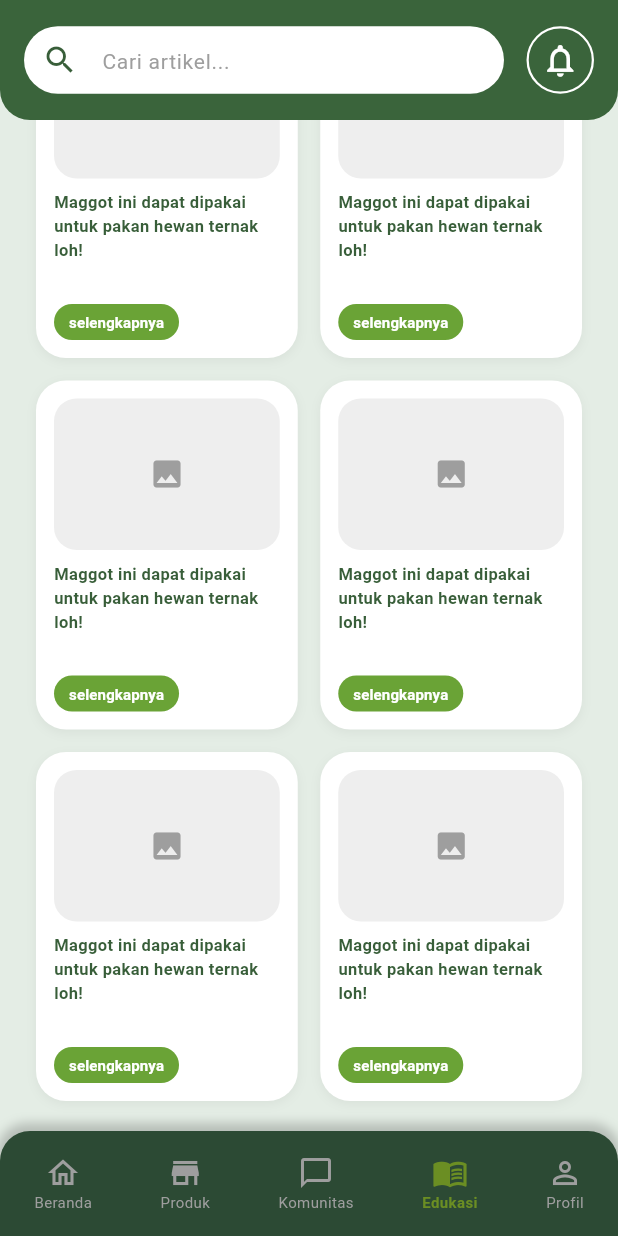
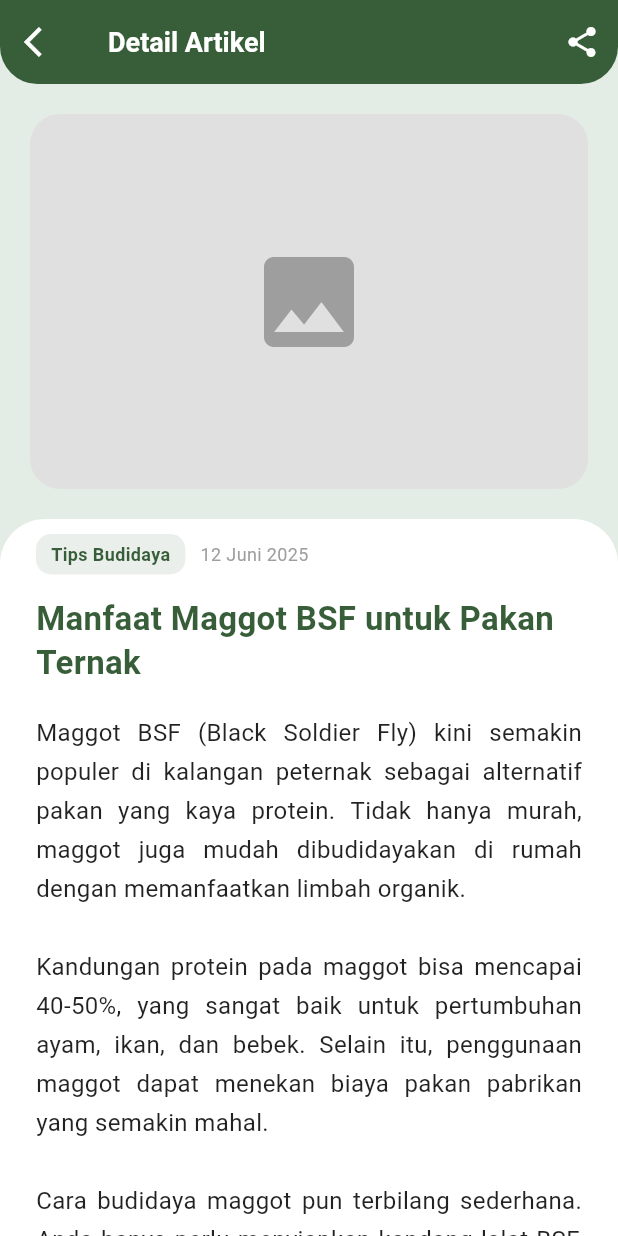
Before and after one commit to ameliawaruwu/Go-Maggot-Flutter, a Flutter app: the EdukasiPage screen opened by its route, scrolled down 463 dp, after a tap on "selengkapnya", on a phone screen of 412 x 824 dp. Run offline on Flutter 3.47's test engine with Material 3 defaults, Android fonts, the phone set to English and light mode, and no system bars.

Commit message:
revisi halaman bagian amel

```diff
--- /dev/null
+++ b/lib/artikel_detail.dart
@@ -0,0 +1,136 @@
+import 'package:flutter/material.dart';
+
+class ArtikelDetailPage extends StatelessWidget {
+  const ArtikelDetailPage({super.key});
+
+  @override
+  Widget build(BuildContext context) {
+    // --- PALET WARNA ---
+    const Color primaryDarkGreen = Color(0xFF385E39); // Hijau Tua
+    const Color lightCardGreen = Color(0xFFE4EDE5);   // Hijau Pucat (Background)
+
+    return Scaffold(
+      backgroundColor: lightCardGreen, // Background Hijau Pucat
+
+      // --- HEADER ---
+      appBar: AppBar(
+        backgroundColor: primaryDarkGreen,
+        elevation: 0,
+        leading: IconButton(
+          icon: const Icon(Icons.arrow_back_ios, color: Colors.white),
+          onPressed: () => Navigator.pop(context),
+        ),
+        title: const Text(
+          "Detail Artikel",
+          style: TextStyle(color: Colors.white, fontSize: 18, fontWeight: FontWeight.bold),
+        ),
+        // Lengkungan bawah header
+        shape: const RoundedRectangleBorder(
+          borderRadius: BorderRadius.vertical(
+            bottom: Radius.circular(25),
+          ),
+        ),
+        actions: [
+          IconButton(
+            icon: const Icon(Icons.share, color: Colors.white),
+            onPressed: () {
+              // Fitur share nanti
+            },
+          ),
+        ],
+      ),
+
+      // --- BODY ---
+      body: SingleChildScrollView(
+        child: Column(
+          crossAxisAlignment: CrossAxisAlignment.start,
+          children: [
+            // 1. GAMBAR UTAMA
+            Container(
+              height: 250,
+              width: double.infinity,
+              margin: const EdgeInsets.all(20),
+              decoration: BoxDecoration(
+                borderRadius: BorderRadius.circular(20),
+                color: Colors.grey.shade300, // Placeholder
+                // image: const DecorationImage(image: AssetImage('assets/images/article_sample.png'), fit: BoxFit.cover,),
+              ),
+              child: ClipRRect(
+                borderRadius: BorderRadius.circular(20),
+                child: const Center(
+                  child: Icon(Icons.image, size: 80, color: Colors.grey),
+                ),
+              ),
+            ),
+
+            // 2. KONTEN TEKS
+            Container(
+              padding: const EdgeInsets.symmetric(horizontal: 24, vertical: 10),
+              width: double.infinity,
+              decoration: const BoxDecoration(
+                color: Colors.white,
+                borderRadius: BorderRadius.only(
+                  topLeft: Radius.circular(30),
+                  topRight: Radius.circular(30),
+                ),
+              ),
+              child: Column(
+                crossAxisAlignment: CrossAxisAlignment.start,
+                children: [
+                  // Tanggal & Kategori
+                  Row(
+                    children: [
+                      Container(
+                        padding: const EdgeInsets.symmetric(horizontal: 10, vertical: 5),
+                        decoration: BoxDecoration(
+                          color: primaryDarkGreen.withOpacity(0.1),
+                          borderRadius: BorderRadius.circular(10),
+                        ),
+                        child: const Text(
+                          "Tips Budidaya",
+                          style: TextStyle(color: primaryDarkGreen, fontWeight: FontWeight.bold, fontSize: 12),
+                        ),
+                      ),
+                      const SizedBox(width: 10),
+                      const Text(
+                        "12 Juni 2025",
+                        style: TextStyle(color: Colors.grey, fontSize: 12),
+                      ),
+                    ],
+                  ),
+                  const SizedBox(height: 15),
+
+                  // Judul Artikel
+                  const Text(
+                    "Manfaat Maggot BSF untuk Pakan Ternak",
+                    style: TextStyle(
+                      fontSize: 22,
+                      fontWeight: FontWeight.bold,
+                      color: primaryDarkGreen,
+                      height: 1.3,
+                    ),
+                  ),
+                  const SizedBox(height: 20),
+
+                  // Isi Artikel (Dummy Text)
+                  const Text(
+                    "Maggot BSF (Black Soldier Fly) kini semakin populer di kalangan peternak sebagai alternatif pakan yang kaya protein. Tidak hanya murah, maggot juga mudah dibudidayakan di rumah dengan memanfaatkan limbah organik.\n\n"
+                    "Kandungan protein pada maggot bisa mencapai 40-50%, yang sangat baik untuk pertumbuhan ayam, ikan, dan bebek. Selain itu, penggunaan maggot dapat menekan biaya pakan pabrikan yang semakin mahal.\n\n"
+                    "Cara budidaya maggot pun terbilang sederhana. Anda hanya perlu menyiapkan kandang lalat BSF, media penetasan telur, dan biopond untuk pembesaran larva. Makanannya pun gratis, cukup sisa sayuran atau buah busuk dari dapur Anda!",
+                    style: TextStyle(
+                      fontSize: 16,
+                      color: Colors.black87,
+                      height: 1.6, // Jarak antar baris agar enak dibaca
+                    ),
+                    textAlign: TextAlign.justify,
+                  ),
+                  const SizedBox(height: 40), // Spasi bawah
+                ],
+              ),
+            ),
+          ],
+        ),
+      ),
+    );
+  }
+}
--- a/lib/detail_produk.dart
+++ b/lib/detail_produk.dart
@@ -1,20 +1,17 @@
 import 'package:flutter/material.dart';
-import 'product.dart'; // Pastikan file model Product ada
-import 'keranjang.dart'; // Agar navigasi ke keranjang jalan
-import 'main.dart'; // Agar rute lain dikenali jika perlu
-import 'chat_produk.dart'; // Agar bisa pindah ke halaman chat
+import 'product.dart';
+import 'keranjang.dart';
+import 'main.dart';
+import 'chat_produk.dart';
 
-// --- KONSTANTA WARNA DARI KERANJANG SAYA ---
-const Color primaryDarkGreen = Color(0xFF385E39); // Hijau Tua (Header)
-const Color accentLightGreen = Color(0xFF6E9E4F); // Hijau Aksen (Tombol)
-const Color lightCardGreen = Color(0xFFE4EDE5);   // Hijau Pucat (Background)
-
+const Color primaryDarkGreen = Color(0xFF385E39);
+const Color accentLightGreen = Color(0xFF6E9E4F);
+const Color lightCardGreen = Color(0xFFE4EDE5);
 class ProductDetailPage extends StatelessWidget {
   final Product product;
 
   const ProductDetailPage({super.key, required this.product});
 
-  // Fungsi Alert Berhasil Masuk Keranjang
   void _showSuccessAlert(BuildContext context) {
     showDialog(
       context: context,
@@ -45,11 +42,11 @@ class ProductDetailPage extends StatelessWidget {
   @override
   Widget build(BuildContext context) {
     return Scaffold(
-      backgroundColor: lightCardGreen, // Background Senada dengan Keranjang
+      backgroundColor: lightCardGreen,
 
-      // --- HEADER (APPBAR) ---
+
       appBar: AppBar(
-        backgroundColor: primaryDarkGreen, // Hijau Tua
+        backgroundColor: primaryDarkGreen,
         elevation: 0,
         leading: IconButton(
           icon: const Icon(Icons.arrow_back_ios, color: Colors.white, size: 20),
@@ -66,20 +63,17 @@ class ProductDetailPage extends StatelessWidget {
         ],
       ),
 
-      // --- BODY (KONTEN) ---
       body: SingleChildScrollView(
         child: Column(
           children: [
             const SizedBox(height: 20),
-
-            // 1. GAMBAR PRODUK
             Center(
               child: Container(
                 height: 220,
                 width: double.infinity,
                 margin: const EdgeInsets.symmetric(horizontal: 20),
                 decoration: BoxDecoration(
-                  color: Colors.white.withOpacity(0.6), // Putih transparan agar gambar pop-out
+                  color: Colors.white.withOpacity(0.6),
                   borderRadius: BorderRadius.circular(20),
                 ),
                 child: ClipRRect(
@@ -95,7 +89,6 @@ class ProductDetailPage extends StatelessWidget {
 
             const SizedBox(height: 20),
 
-            // 2. JUDUL DAN HARGA
             Padding(
               padding: const EdgeInsets.symmetric(horizontal: 25),
               child: Column(
@@ -122,7 +115,7 @@ class ProductDetailPage extends StatelessWidget {
 
             const SizedBox(height: 20),
 
-            // 3. KOTAK INFO (Hijau Tua - Agar kontras dengan background pucat)
+
             Container(
               margin: const EdgeInsets.symmetric(horizontal: 20),
               padding: const EdgeInsets.all(20),
@@ -224,7 +217,6 @@ class ProductDetailPage extends StatelessWidget {
     );
   }
 
-  // Helper Widget: Baris Info (Teks Putih karena background kotak Hijau Tua)
   Widget _buildInfoRow(String label, String value) {
     return Row(
       children: [
@@ -234,13 +226,12 @@ class ProductDetailPage extends StatelessWidget {
     );
   }
 
-  // Helper Widget: Item Review
   Widget _buildReviewItem(String name, String comment, String imgPath) {
     return Container(
       margin: const EdgeInsets.symmetric(horizontal: 20, vertical: 8),
       padding: const EdgeInsets.all(12),
       decoration: BoxDecoration(
-        color: Colors.white, // Kartu review putih agar bersih
+        color: Colors.white,
         borderRadius: BorderRadius.circular(15),
         boxShadow: [
           BoxShadow(
--- a/lib/edukasi.dart
+++ b/lib/edukasi.dart
@@ -1,5 +1,6 @@
 import 'package:flutter/material.dart';
 import 'komponen-navbar.dart';
+import 'artikel_detail.dart'; // <--- 1. WAJIB ADA: Import halaman tujuan
 
 class EdukasiPage extends StatelessWidget {
   const EdukasiPage({super.key});
@@ -7,30 +8,28 @@ class EdukasiPage extends StatelessWidget {
   @override
   Widget build(BuildContext context) {
     // --- PALET WARNA ---
-    const Color primaryDarkGreen = Color(0xFF385E39); // Hijau Tua (Header)
-    const Color lightCardGreen = Color(0xFFE4EDE5);   // Hijau Pucat (Body)
-    const Color limeText = Color(0xFF7BBC38);         // Teks Aksen
-    const Color buttonGreen = Color(0xFF6AA336);      // Tombol
+    const Color primaryDarkGreen = Color(0xFF385E39);
+    const Color lightCardGreen = Color(0xFFE4EDE5);
+    const Color limeText = Color(0xFF7BBC38);
+    const Color buttonGreen = Color(0xFF6AA336);
 
     return Scaffold(
-      backgroundColor: lightCardGreen, // Background Body Hijau Pucat
+      backgroundColor: lightCardGreen,
 
-      // --- HEADER (APPBAR) HIJAU TUA ---
+      // --- HEADER ---
       appBar: AppBar(
-        backgroundColor: primaryDarkGreen, // <--- INI JADI HIJAU TUA
+        backgroundColor: primaryDarkGreen,
         elevation: 0,
-        toolbarHeight: 80, // Tinggi header disesuaikan
-        automaticallyImplyLeading: false, // Hilangkan tombol back default
+        toolbarHeight: 80,
+        automaticallyImplyLeading: false,
 
-        // Isi Header (Search Bar + Notif)
         title: Row(
           children: [
-            // Search Bar
             Expanded(
               child: Container(
                 height: 45,
                 decoration: BoxDecoration(
-                  color: Colors.white, // Putih agar kontras dengan hijau tua
+                  color: Colors.white,
                   borderRadius: BorderRadius.circular(30),
                 ),
                 child: const TextField(
@@ -46,20 +45,18 @@ class EdukasiPage extends StatelessWidget {
             ),
             const SizedBox(width: 15),
 
-            // Icon Notifikasi
             Container(
               width: 45,
               height: 45,
               decoration: BoxDecoration(
                 shape: BoxShape.circle,
-                border: Border.all(color: Colors.white, width: 1.5), // Border Putih
+                border: Border.all(color: Colors.white, width: 1.5),
               ),
               child: const Icon(Icons.notifications_none_outlined, color: Colors.white, size: 26),
             ),
           ],
         ),
 
-        // Membuat lengkungan di bawah AppBar (Opsional, biar manis)
         shape: const RoundedRectangleBorder(
           borderRadius: BorderRadius.vertical(
             bottom: Radius.circular(20),
@@ -73,7 +70,6 @@ class EdukasiPage extends StatelessWidget {
         child: Column(
           crossAxisAlignment: CrossAxisAlignment.start,
           children: [
-            // 2. TEKS SAMBUTAN
             const Text(
               "Hai Gomma,",
               style: TextStyle(fontSize: 24, color: primaryDarkGreen, fontWeight: FontWeight.bold),
@@ -84,14 +80,13 @@ class EdukasiPage extends StatelessWidget {
             ),
             const SizedBox(height: 25),
 
-            // 3. VIDEO THUMBNAIL
+            // Video Thumbnail
             Container(
               height: 200,
               width: double.infinity,
               decoration: BoxDecoration(
                 borderRadius: BorderRadius.circular(25),
                 color: Colors.black26,
-                // image: const DecorationImage(image: AssetImage('assets/images/video_thumbnail.png'), fit: BoxFit.cover,),
               ),
               child: Center(
                 child: Container(
@@ -106,7 +101,7 @@ class EdukasiPage extends StatelessWidget {
             ),
             const SizedBox(height: 30),
 
-            // 4. DIVIDER "Artikel Kami"
+            // Divider
             const Row(
               children: [
                 Expanded(child: Divider(color: primaryDarkGreen, thickness: 1)),
@@ -122,7 +117,7 @@ class EdukasiPage extends StatelessWidget {
             ),
             const SizedBox(height: 20),
 
-            // 5. GRID ARTIKEL
+            // GRID ARTIKEL
             GridView.builder(
               shrinkWrap: true,
               physics: const NeverScrollableScrollPhysics(),
@@ -134,23 +129,23 @@ class EdukasiPage extends StatelessWidget {
               ),
               itemCount: 6,
               itemBuilder: (context, index) {
-                return _buildArticleCard(Colors.white, buttonGreen, primaryDarkGreen);
+                // <--- 2. PENTING: Kirim 'context' ke dalam fungsi builder
+                return _buildArticleCard(context, Colors.white, buttonGreen, primaryDarkGreen);
               },
             ),
           ],
         ),
       ),
 
-      // --- BOTTOM NAVIGATION BAR (PUTIH DEFAULT) ---
       bottomNavigationBar: const CustomBottomNavBar(
         indexSelected: 3,
-        // Kita tidak mengirim parameter warna, jadi dia akan pakai default (Putih)
       ),
     );
   }
 
   // WIDGET KARTU ARTIKEL
-  Widget _buildArticleCard(Color cardBg, Color btnColor, Color textColor) {
+  // <--- 3. PENTING: Tambahkan parameter 'BuildContext context' di sini
+  Widget _buildArticleCard(BuildContext context, Color cardBg, Color btnColor, Color textColor) {
     return Container(
       padding: const EdgeInsets.all(12),
       decoration: BoxDecoration(
@@ -189,10 +184,17 @@ class EdukasiPage extends StatelessWidget {
             ),
           ),
 
+          // TOMBOL SELENGKAPNYA
           SizedBox(
             height: 24,
             child: ElevatedButton(
-              onPressed: () {},
+              onPressed: () {
+                // <--- 4. LOGIKA NAVIGASI: Pindah ke Artikel Detail
+                Navigator.push(
+                  context,
+                  MaterialPageRoute(builder: (context) => const ArtikelDetailPage()),
+                );
+              },
               style: ElevatedButton.styleFrom(
                 backgroundColor: btnColor,
                 elevation: 0,
--- a/lib/komponen-navbar.dart
+++ b/lib/komponen-navbar.dart
@@ -1,8 +1,6 @@
 import 'package:flutter/material.dart';
-import 'main.dart'; // PENTING: Agar ProductRoute & ProfileRoute dikenali
-import 'product.dart'; // Jika diperlukan untuk referensi lain
-// import 'colors.dart'; // Aktifkan jika file colors.dart sudah benar
-
+import 'main.dart';
+import 'product.dart';
 class CustomBottomNavBar extends StatelessWidget {
   final int indexSelected;
 
@@ -11,24 +9,18 @@ class CustomBottomNavBar extends StatelessWidget {
     required this.indexSelected,
   });
 
-  // Fungsi Internal untuk Menangani Navigasi
   void _onNavBarTap(BuildContext context, int index) {
-    // 1. Cek: Jika menekan tombol halaman yang sedang aktif, jangan lakukan apa-apa
     if (index == indexSelected) return;
-
-    // 2. Logika Pindah Halaman
     switch (index) {
       case 0:
         Navigator.pushReplacementNamed(context, HomeRoute);
         break;
 
       case 1:
-        // Produk
         Navigator.pushReplacementNamed(context, ProductRoute);
         break;
 
       case 2:
-      //  Navigator.pushReplacementNamed(context, KomunitasRoute)
         break;
 
       case 3:
@@ -43,14 +35,12 @@ class CustomBottomNavBar extends StatelessWidget {
 
   Widget _buildNavItem(BuildContext context, IconData icon, String label, int index) {
     final isSelected = index == indexSelected;
-
-    // Definisi Warna (Sesuaikan dengan colors.dart jika ada)
-    final selectedColor = const Color(0xFF6B8E23); // Hijau Terang (accentLightGreen)
-    final unselectedColor = Colors.grey;           // Abu-abu (secondaryTextColor)
-    final primaryDarkGreen = const Color(0xFF2C4A34); // Hijau Gelap (Background)
+    final selectedColor = const Color(0xFF6B8E23);
+    final unselectedColor = Colors.grey;
+    final primaryDarkGreen = const Color(0xFF2C4A34);
 
     return InkWell(
-      onTap: () => _onNavBarTap(context, index), // Panggil fungsi navigasi
+      onTap: () => _onNavBarTap(context, index),
       child: Padding(
         padding: const EdgeInsets.symmetric(vertical: 8.0, horizontal: 10.0),
         child: Column(
@@ -78,13 +68,12 @@ class CustomBottomNavBar extends StatelessWidget {
 
   @override
   Widget build(BuildContext context) {
-    // Warna Background Navbar
     final primaryDarkGreen = const Color(0xFF2C4A34);
 
     return Container(
       height: 70,
       decoration: BoxDecoration(
-        color: primaryDarkGreen, // Background Hijau Tua
+        color: primaryDarkGreen,
         borderRadius: const BorderRadius.only(
           topLeft: Radius.circular(20),
           topRight: Radius.circular(20),
--- a/lib/main.dart
+++ b/lib/main.dart
@@ -1,7 +1,7 @@
 import 'package:flutter/material.dart';
 import 'package:gomaggot_flutter/bantuan.dart';
 import 'package:gomaggot_flutter/edukasi.dart';
-import 'package:gomaggot_flutter/profil.dart'; // Pastikan file profil.dart berisi class ProfilePage
+import 'package:gomaggot_flutter/profil.dart';
 import 'product.dart';
 import 'login.dart';
 import 'keranjang.dart';
@@ -9,7 +9,7 @@ import 'pembayaran.dart';
 import 'feedback.dart';
 import 'home_page.dart';
 
-// Definisi Konstanta Rute
+// Route
 const String LoginRoute = '/';
 const String ProductRoute = '/product';
 const String CartRoute = '/cart';
--- a/lib/product.dart
+++ b/lib/product.dart
@@ -2,7 +2,7 @@ import 'package:flutter/material.dart';
 import 'keranjang.dart';
 import 'main.dart';
 import 'detail_produk.dart';
-import 'komponen-navbar.dart'; // <--- JANGAN LUPA IMPORT INI
+import 'komponen-navbar.dart';
 
 class Product {
   final String name;
@@ -164,8 +164,6 @@ class ProductPage extends StatelessWidget {
             ),
           ),
 
-          // Bottom Navigation Bar
-          // Pastikan komponen-navbar.dart sudah kamu update dengan logika Navigator
           const CustomBottomNavBar(
             indexSelected: 1,
           ),
@@ -201,7 +199,6 @@ class ProductCard extends StatelessWidget {
         child: Column(
           crossAxisAlignment: CrossAxisAlignment.start,
           children: [
-            // Gambar Produk dan Tombol Favorite
             Stack(
               children: [
                 Center(
```
Also changed, not shown: lib/home_page.dart (+14 -11 lines), lib/notifikasi.dart (added, +189 -0 lines).
